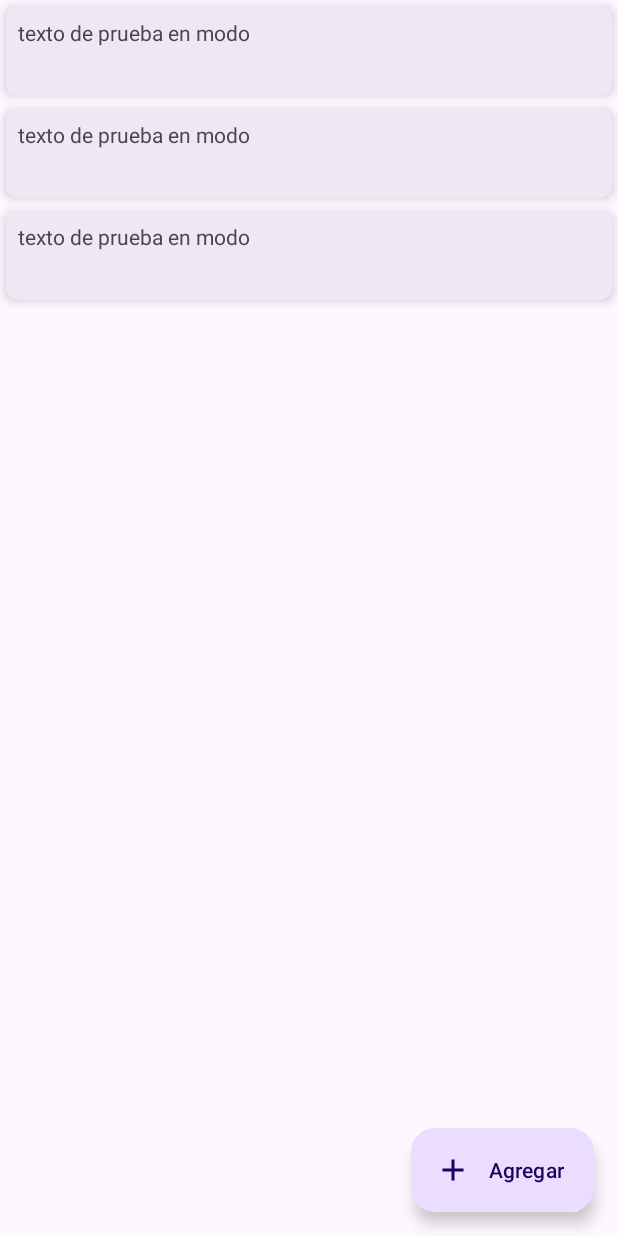
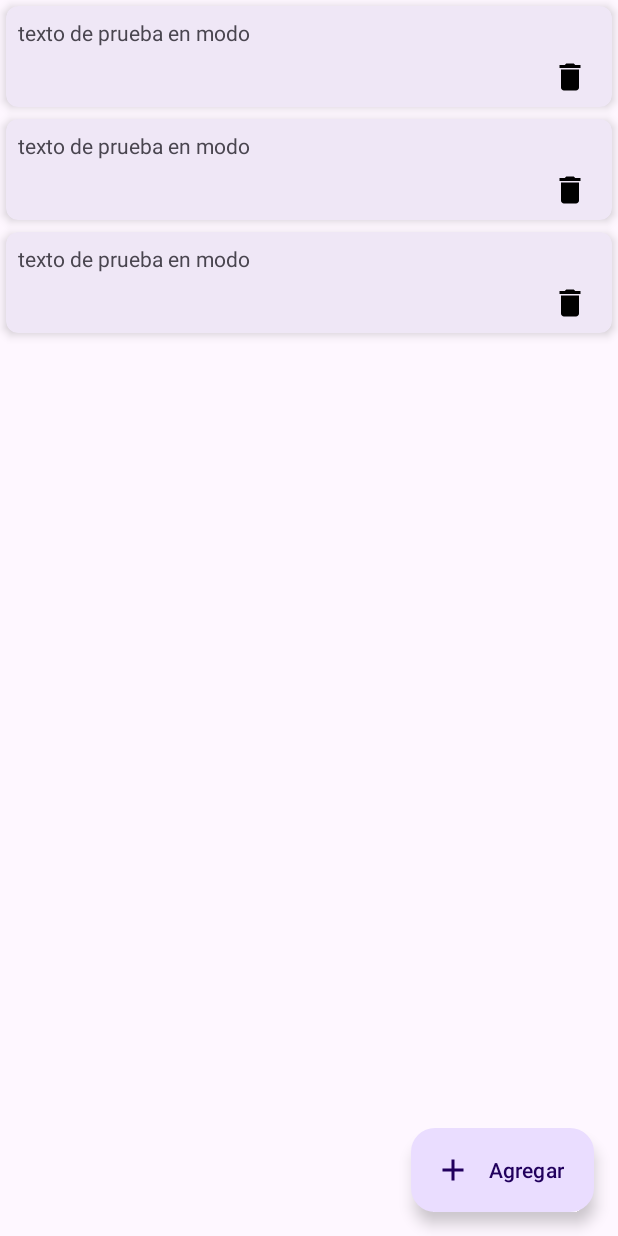
Before and after one commit to hall9zeha/Modularized-Android-App, an Android app: the layout activity_main.xml on its own in the app's theme, with its tools: preview values and no code run, on a phone screen of 412 x 824 dp. Run offline under Robolectric (Android 15) with nearby library versions, the phone set to English and light mode, and no system bars.

Commit message:
Added delete register function

```diff
--- a/app/src/main/java/com/barryzea/modularizedapp/ui/adapter/MainViewHolder.kt
+++ b/app/src/main/java/com/barryzea/modularizedapp/ui/adapter/MainViewHolder.kt
@@ -14,8 +14,9 @@ import com.barryzea.modularizedapp.databinding.ItemLayoutBinding
 
 class MainViewHolder(itemView:View):RecyclerView.ViewHolder(itemView) {
  private val bind=ItemLayoutBinding.bind(itemView)
- fun onBind(imageEntity: ImageEntity, onItemClick:(ImageEntity)->Unit) = with(bind){
+ fun onBind(imageEntity: ImageEntity, onItemClick:(ImageEntity)->Unit, onItemDelete:(ImageEntity)->Unit) = with(bind){
    tvDetail.text=imageEntity.description
+     btnDelete.setOnClickListener{onItemDelete(imageEntity)}
      root.setOnClickListener { onItemClick(imageEntity) }
  }
 }
--- a/app/src/main/java/com/barryzea/modularizedapp/ui/viewmodel/MainViewModel.kt
+++ b/app/src/main/java/com/barryzea/modularizedapp/ui/viewmodel/MainViewModel.kt
@@ -20,8 +20,8 @@ import javax.inject.Inject
 
 @HiltViewModel
 class MainViewModel @Inject constructor(private val repository: MainRepository): ScopedViewModel() {
-    private var _allRegisters:MutableLiveData<List<ImageEntity>> = MutableLiveData()
-    val allRegisters:LiveData<List<ImageEntity>> = _allRegisters
+    private var _allRegisters:SingleMutableLiveData<List<ImageEntity>> = SingleMutableLiveData()
+    val allRegisters:SingleMutableLiveData<List<ImageEntity>> = _allRegisters
 
     private var _entity:SingleMutableLiveData<ImageEntity> = SingleMutableLiveData()
     val entity:SingleMutableLiveData<ImageEntity> = _entity
--- /dev/null
+++ b/app/src/main/res/drawable/ic_delete.xml
@@ -0,0 +1,5 @@
+<vector android:height="24dp" android:tint="#000000"
+    android:viewportHeight="24" android:viewportWidth="24"
+    android:width="24dp" xmlns:android="http://schemas.android.com/apk/res/android">
+    <path android:fillColor="@android:color/white" android:pathData="M6,19c0,1.1 0.9,2 2,2h8c1.1,0 2,-0.9 2,-2V7H6v12zM19,4h-3.5l-1,-1h-5l-1,1H5v2h14V4z"/>
+</vector>
--- a/app/src/main/res/layout/item_layout.xml
+++ b/app/src/main/res/layout/item_layout.xml
@@ -30,6 +30,16 @@
             app:layout_constraintEnd_toEndOf="parent"
             app:layout_constraintTop_toTopOf="parent"
             app:layout_constraintBaseline_toBaselineOf="parent"/>
+        <ImageButton
+            android:layout_width="wrap_content"
+            android:layout_height="wrap_content"
+            android:id="@+id/btnDelete"
+            android:src="@drawable/ic_delete"
+            android:background="@android:color/transparent"
+            app:layout_constraintTop_toBottomOf="@id/tvDetail"
+            app:layout_constraintEnd_toEndOf="parent"
+            app:layout_constraintBaseline_toBottomOf="parent"
+            android:layout_margin="8dp"/>
     </androidx.constraintlayout.widget.ConstraintLayout>
 
 
```
Also changed, not shown: app/src/main/java/com/barryzea/modularizedapp/ui/adapter/MainAdapter.kt (+9 -2 lines), app/src/main/java/com/barryzea/modularizedapp/ui/views/MainActivity.kt (+10 -3 lines).
